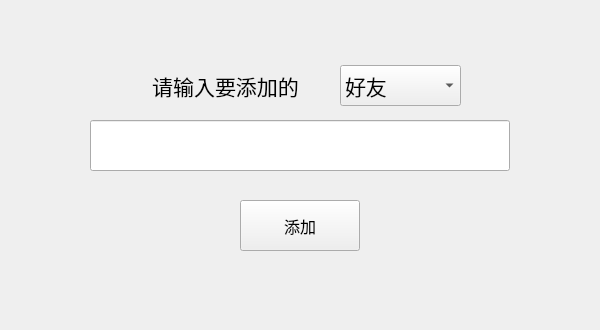
This is client/addfriendswindow.ui in zx1316/linpop-lan-im as Qt 5 draws it before an edit. The edited form follows.
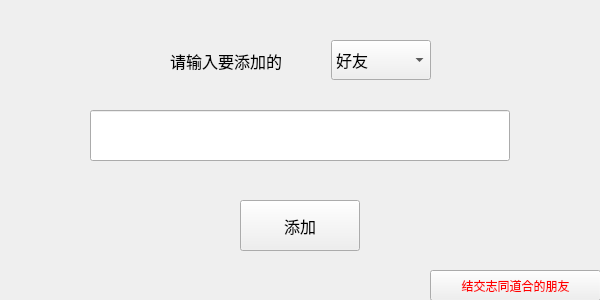
This is the edited form.

Diff of the .ui file:
```diff
--- a/client/addfriendswindow.ui
+++ b/client/addfriendswindow.ui
@@ -10,46 +10,24 @@
     <x>0</x>
     <y>0</y>
     <width>600</width>
-    <height>330</height>
+    <height>300</height>
    </rect>
   </property>
   <property name="minimumSize">
    <size>
     <width>600</width>
-    <height>330</height>
+    <height>300</height>
    </size>
   </property>
   <property name="maximumSize">
    <size>
     <width>600</width>
-    <height>330</height>
+    <height>300</height>
    </size>
   </property>
   <property name="windowTitle">
    <string>添加好友</string>
   </property>
-  <widget class="QLabel" name="input_info_index">
-   <property name="geometry">
-    <rect>
-     <x>110</x>
-     <y>50</y>
-     <width>231</width>
-     <height>71</height>
-    </rect>
-   </property>
-   <property name="font">
-    <font>
-     <family>..黑体UI-日本语</family>
-     <pointsize>16</pointsize>
-    </font>
-   </property>
-   <property name="text">
-    <string>请输入要添加的</string>
-   </property>
-   <property name="alignment">
-    <set>Qt::AlignCenter</set>
-   </property>
-  </widget>
   <widget class="QPushButton" name="search_pushbutton">
    <property name="geometry">
     <rect>
@@ -73,39 +51,99 @@
    <property name="geometry">
     <rect>
      <x>90</x>
-     <y>120</y>
+     <y>110</y>
      <width>420</width>
      <height>51</height>
     </rect>
    </property>
+   <property name="font">
+    <font>
+     <pointsize>12</pointsize>
+    </font>
+   </property>
    <property name="text">
     <string/>
    </property>
   </widget>
-  <widget class="QComboBox" name="type_combo_box">
+  <widget class="QWidget" name="layoutWidget">
    <property name="geometry">
     <rect>
-     <x>340</x>
-     <y>65</y>
-     <width>121</width>
-     <height>41</height>
+     <x>170</x>
+     <y>30</y>
+     <width>261</width>
+     <height>61</height>
+    </rect>
+   </property>
+   <layout class="QHBoxLayout" name="horizontalLayout">
+    <item>
+     <widget class="QLabel" name="input_info_index">
+      <property name="font">
+       <font>
+        <family>Microsoft YaHei UI</family>
+        <pointsize>12</pointsize>
+       </font>
+      </property>
+      <property name="text">
+       <string>请输入要添加的</string>
+      </property>
+      <property name="alignment">
+       <set>Qt::AlignLeading|Qt::AlignLeft|Qt::AlignVCenter</set>
+      </property>
+     </widget>
+    </item>
+    <item>
+     <widget class="QComboBox" name="type_combo_box">
+      <property name="minimumSize">
+       <size>
+        <width>100</width>
+        <height>40</height>
+       </size>
+      </property>
+      <property name="maximumSize">
+       <size>
+        <width>100</width>
+        <height>40</height>
+       </size>
+      </property>
+      <property name="font">
+       <font>
+        <pointsize>12</pointsize>
+       </font>
+      </property>
+      <item>
+       <property name="text">
+        <string>好友</string>
+       </property>
+      </item>
+      <item>
+       <property name="text">
+        <string>聊天室</string>
+       </property>
+      </item>
+     </widget>
+    </item>
+   </layout>
+  </widget>
+  <widget class="QPushButton" name="secretButton">
+   <property name="geometry">
+    <rect>
+     <x>430</x>
+     <y>270</y>
+     <width>171</width>
+     <height>31</height>
     </rect>
    </property>
    <property name="font">
     <font>
-     <pointsize>16</pointsize>
+     <pointsize>9</pointsize>
     </font>
    </property>
-   <item>
-    <property name="text">
-     <string>好友</string>
-    </property>
-   </item>
-   <item>
-    <property name="text">
-     <string>聊天室</string>
-    </property>
-   </item>
+   <property name="styleSheet">
+    <string notr="true">color:#ff0000</string>
+   </property>
+   <property name="text">
+    <string>结交志同道合的朋友</string>
+   </property>
   </widget>
  </widget>
  <resources/>
```
Left out of the diff: 2 changed lines with no effect on the pictures.
